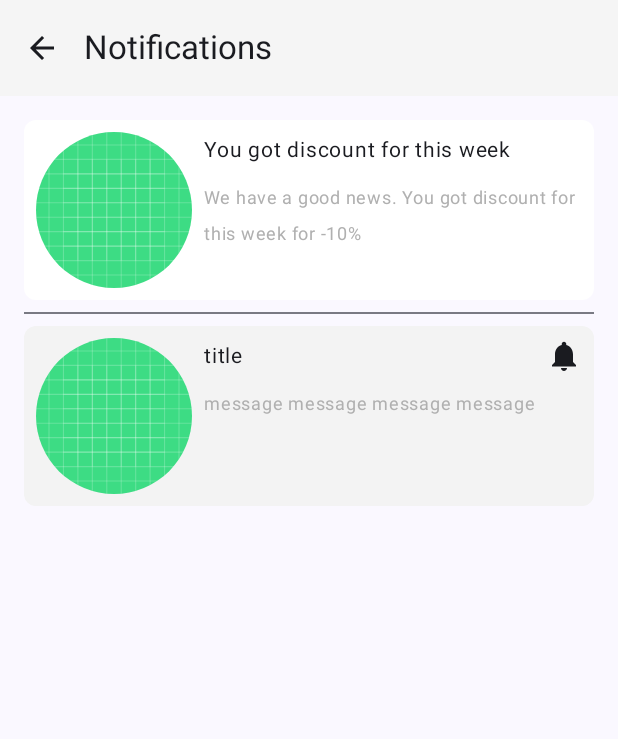
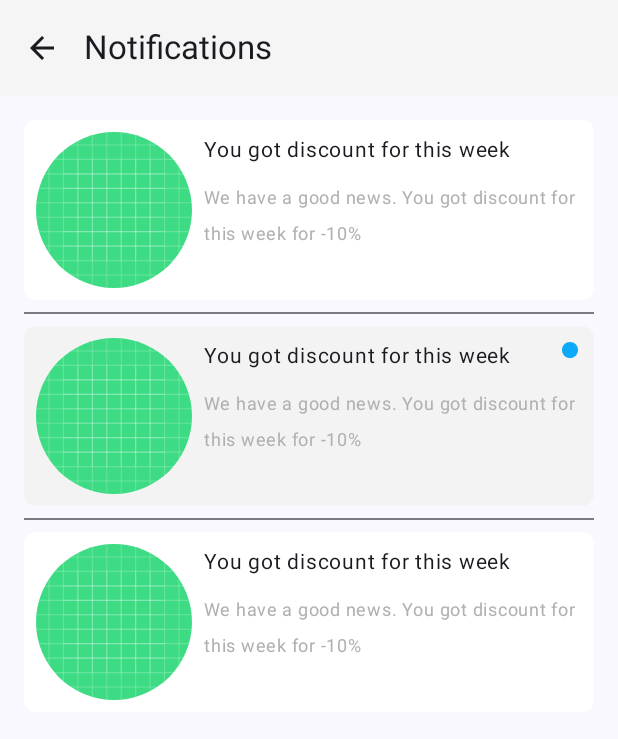
Before and after one commit to khyzhun/kravatka, an Android app built with Jetpack Compose: the composable NotificationsScreen shown on its own in the app's theme, on a phone screen of 412 x 824 dp. Shown: the top 739 px of the screen. Run offline under Robolectric (Android 15) with nearby library versions, the phone set to English and light mode, and no system bars.

Commit message:
implementation NotificationsScreen

```diff
--- a/app/src/main/java/com/khyzhun/kravatka/pages/notifications/NotificationsScreen.kt
+++ b/app/src/main/java/com/khyzhun/kravatka/pages/notifications/NotificationsScreen.kt
@@ -5,17 +5,18 @@ import androidx.compose.foundation.background
 import androidx.compose.foundation.layout.Arrangement
 import androidx.compose.foundation.layout.Box
 import androidx.compose.foundation.layout.Column
+import androidx.compose.foundation.layout.PaddingValues
 import androidx.compose.foundation.layout.Row
 import androidx.compose.foundation.layout.fillMaxWidth
 import androidx.compose.foundation.layout.height
 import androidx.compose.foundation.layout.padding
+import androidx.compose.foundation.layout.size
+import androidx.compose.foundation.lazy.LazyColumn
+import androidx.compose.foundation.lazy.itemsIndexed
 import androidx.compose.foundation.shape.CircleShape
 import androidx.compose.foundation.shape.RoundedCornerShape
-import androidx.compose.material.icons.Icons
-import androidx.compose.material.icons.filled.Notifications
 import androidx.compose.material3.Divider
 import androidx.compose.material3.ExperimentalMaterial3Api
-import androidx.compose.material3.Icon
 import androidx.compose.material3.Scaffold
 import androidx.compose.material3.Text
 import androidx.compose.runtime.Composable
@@ -26,6 +27,7 @@ import androidx.compose.ui.graphics.Color
 import androidx.compose.ui.res.painterResource
 import androidx.compose.ui.res.stringResource
 import androidx.compose.ui.text.style.TextOverflow.Companion.Ellipsis
+import androidx.compose.ui.tooling.preview.Preview
 import androidx.compose.ui.unit.dp
 import androidx.compose.ui.unit.sp
 import com.khyzhun.kravatka.R
@@ -33,11 +35,11 @@ import com.khyzhun.kravatka.core.components.TopBar
 
 @OptIn(ExperimentalMaterial3Api::class)
 @Composable
-fun NotificationsScreen() {
+fun NotificationsScreen(onBackClick: () -> Unit) {
     Scaffold(topBar = {
         TopBar(
             title = stringResource(id = R.string.notifications),
-            onBackClick = { }
+            onBackClick = onBackClick
         )
     }
     ) {
@@ -47,16 +49,18 @@ fun NotificationsScreen() {
 
 @Composable
 fun NotificationsScreenContent(modifier: Modifier) {
-    Column(modifier = modifier.padding(16.dp)) {
-        NotificationsItem(
-            title = "You got discount for this week",
-            message = "We have a good news. You got discount for this week for -10%"
-        )
-        Divider(
-            thickness = 1.dp,
-            modifier = Modifier.padding(vertical = 8.dp)
-        )
-        NotificationsItem(title = "title", message = "message message message message", isNew = true)
+    LazyColumn(
+        modifier = modifier.fillMaxWidth(),
+        contentPadding = PaddingValues(16.dp)
+    ) {
+        itemsIndexed(listMessages) { index, item ->
+            NotificationsItem(
+                title = item.title,
+                message = item.message,
+                isNew = item.isNew
+            )
+            if (index < listMessages.lastIndex) ItemDivider()
+        }
     }
 }
 
@@ -76,25 +80,20 @@ fun NotificationsItem(
                 color = if (isNew) Color(0xFFF3F3F3) else Color(0xFFFFFFFF)
             )
             .padding(8.dp)
-
-
-//            .border(1.dp, Color.Black)
-
     ) {
         Row(
             modifier = modifier.fillMaxWidth(),
             verticalAlignment = Alignment.Top,
             horizontalArrangement = Arrangement.End
         ) {
-            if(isNew) {
-                Icon(
-                    Icons.Filled.Notifications,
-                    contentDescription = "Check mark"
+            if (isNew) {
+                Image(
+                    painter = painterResource(id = R.drawable.baseline_fiber_manual_record_24),
+                    contentDescription = stringResource(id = R.string.new_notifications),
+                    Modifier.size(16.dp)
                 )
             }
-
         }
-
         Row {
             Image(
                 painter = painterResource(R.drawable.ic_launcher_background),
@@ -117,9 +116,48 @@ fun NotificationsItem(
                     overflow = Ellipsis,
                     modifier = modifier.padding(top = 8.dp)
                 )
-
             }
         }
-
     }
 }
+
+@Composable
+private fun ItemDivider() {
+    Divider(
+        thickness = 1.dp,
+        modifier = Modifier.padding(vertical = 8.dp)
+    )
+}
+
+
+@Preview(showBackground = true)
+@Composable
+fun NotificationsScreenPreview() {
+    NotificationsScreen { TODO() }
+}
+
+
+data class MockMessage(
+    val title: String,
+    val message: String,
+    val isNew: Boolean
+)
+
+val listMessages = listOf(
+    MockMessage(
+        "You got discount for this week",
+        "We have a good news. You got discount for this week for -10%",
+        isNew = false
+    ),
+    MockMessage(
+        "You got discount for this week",
+        "We have a good news. You got discount for this week for -10%",
+        isNew = true
+    ),
+
+    MockMessage(
+        "You got discount for this week",
+        "We have a good news. You got discount for this week for -10%",
+        isNew = false
+    )
+)
--- /dev/null
+++ b/app/src/main/res/drawable/baseline_fiber_manual_record_24.xml
@@ -0,0 +1,5 @@
+<vector android:height="24dp" android:tint="#0EA9F8"
+    android:viewportHeight="24" android:viewportWidth="24"
+    android:width="24dp" xmlns:android="http://schemas.android.com/apk/res/android">
+    <path android:fillColor="@android:color/white" android:pathData="M12,12m-8,0a8,8 0,1 1,16 0a8,8 0,1 1,-16 0"/>
+</vector>
--- a/app/src/main/res/values/strings.xml
+++ b/app/src/main/res/values/strings.xml
@@ -20,4 +20,5 @@
     <string name="and_text">And</string>
     <string name="login_or_password">Login or Password incorrect</string>
     <string name="notifications">Notifications</string>
+    <string name="new_notifications">New notifications</string>
 </resources>
--- a/gradle/libs.versions.toml
+++ b/gradle/libs.versions.toml
@@ -3,7 +3,7 @@ namespace = "com.khyzhun.kravatka"
 accompanist = "0.28.0"
 annotation = "1.5.0"
 androidDesugarJdkLibs = "1.2.2"
-androidGradlePlugin = "7.4.0"
+androidGradlePlugin = "7.4.2"
 androidxActivity = "1.6.1"
 androidxAppCompat = "1.5.1"
 androidxArchCore = "2.1.0"
```
Also changed, not shown: 1 other file.
